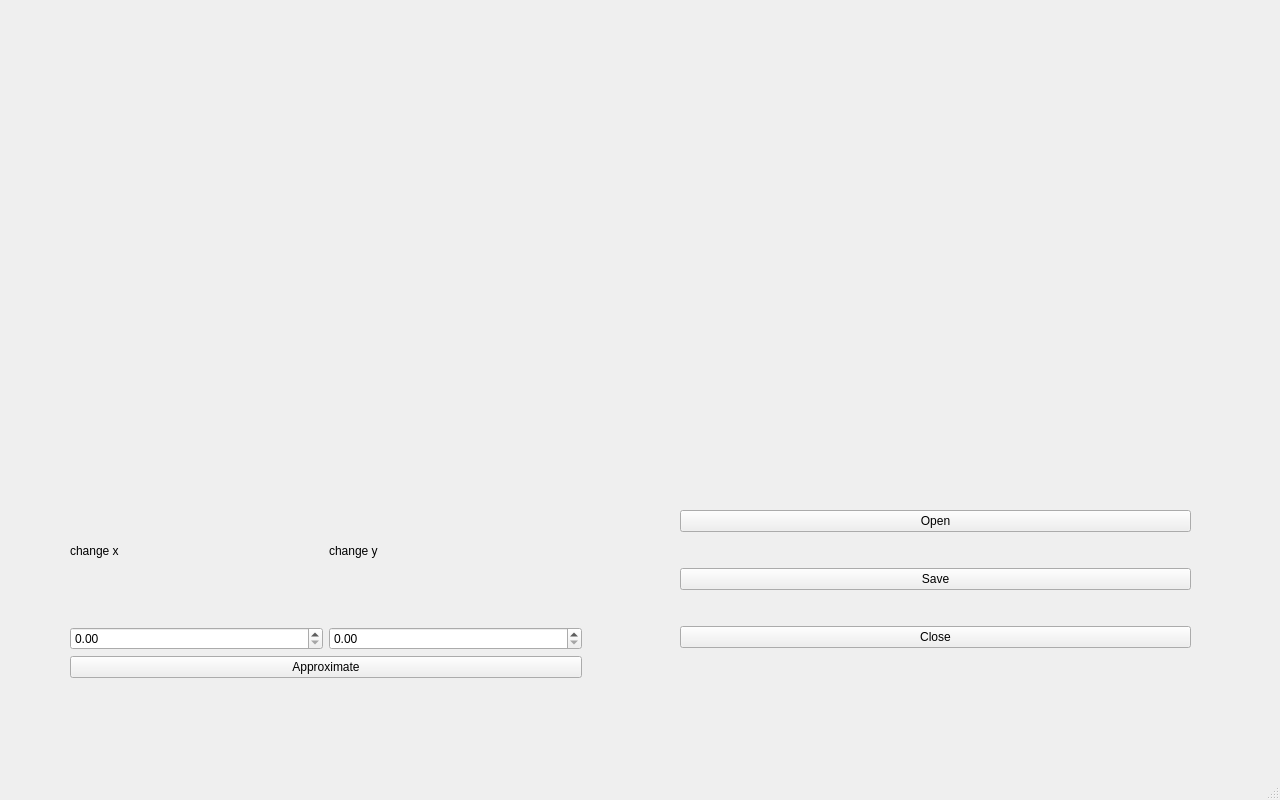
First picture: the form in proccesing_bag_data.ui, repository VSHOPOVEC/Science_python_code, before the edit.
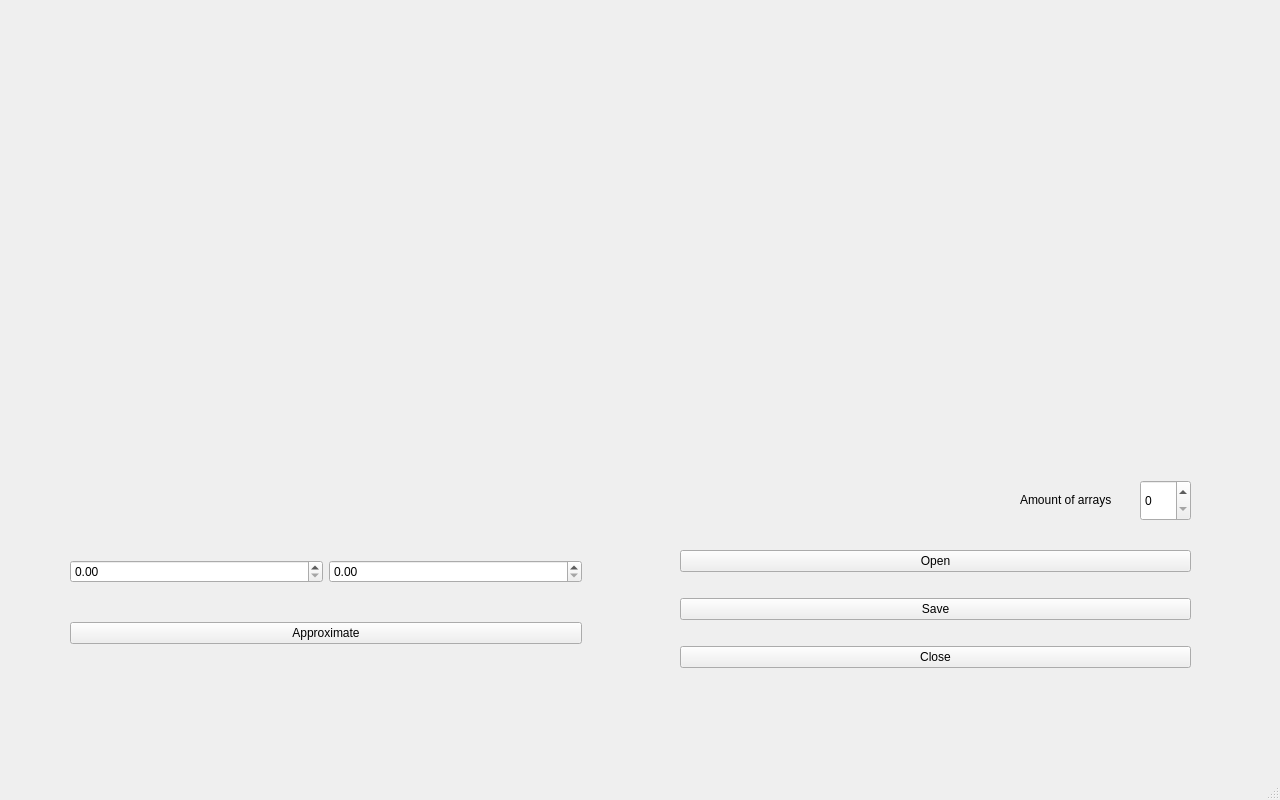
Second picture: the form after the edit.

```diff
--- a/proccesing_bag_data.ui
+++ b/proccesing_bag_data.ui
@@ -38,30 +38,12 @@
     <property name="geometry">
      <rect>
       <x>70</x>
-      <y>480</y>
+      <y>527</y>
       <width>512</width>
-      <height>198</height>
+      <height>151</height>
      </rect>
     </property>
     <layout class="QVBoxLayout" name="verticalLayout_4">
-     <item>
-      <layout class="QHBoxLayout" name="horizontalLayout_4">
-       <item>
-        <widget class="QLabel" name="label_3">
-         <property name="text">
-          <string>change x</string>
-         </property>
-        </widget>
-       </item>
-       <item>
-        <widget class="QLabel" name="label_4">
-         <property name="text">
-          <string>change y</string>
-         </property>
-        </widget>
-       </item>
-      </layout>
-     </item>
      <item>
       <layout class="QHBoxLayout" name="horizontalLayout_5">
        <item>
@@ -85,9 +67,9 @@
     <property name="geometry">
      <rect>
       <x>680</x>
-      <y>480</y>
+      <y>530</y>
       <width>511</width>
-      <height>198</height>
+      <height>161</height>
      </rect>
     </property>
     <layout class="QVBoxLayout" name="verticalLayout_5">
@@ -114,6 +96,40 @@
      </item>
     </layout>
    </widget>
+   <widget class="QWidget" name="horizontalLayoutWidget">
+    <property name="geometry">
+     <rect>
+      <x>10</x>
+      <y>9</y>
+      <width>1251</width>
+      <height>451</height>
+     </rect>
+    </property>
+    <layout class="QHBoxLayout" name="canvasLayout"/>
+   </widget>
+   <widget class="QSpinBox" name="set_amount_arr">
+    <property name="geometry">
+     <rect>
+      <x>1140</x>
+      <y>480</y>
+      <width>51</width>
+      <height>41</height>
+     </rect>
+    </property>
+   </widget>
+   <widget class="QLabel" name="label">
+    <property name="geometry">
+     <rect>
+      <x>1020</x>
+      <y>490</y>
+      <width>111</width>
+      <height>20</height>
+     </rect>
+    </property>
+    <property name="text">
+     <string>Amount of arrays</string>
+    </property>
+   </widget>
   </widget>
   <widget class="QMenuBar" name="menubar">
    <property name="geometry">
```
Left out of the diff: 32 changed lines with no effect on the pictures.
